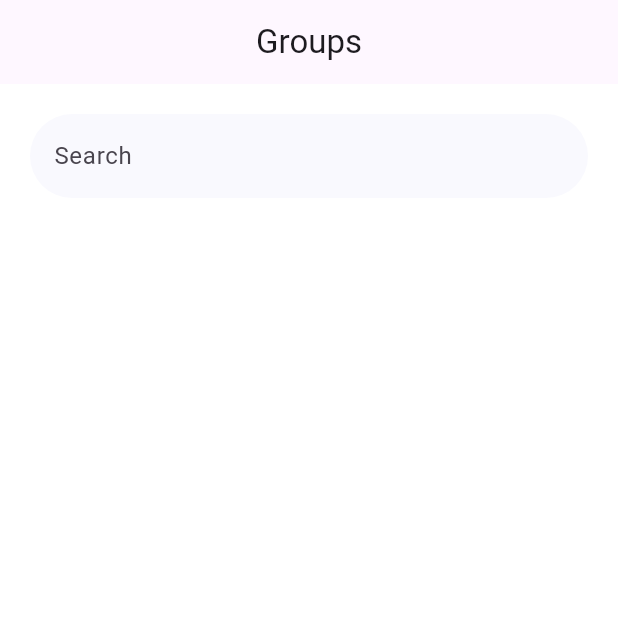
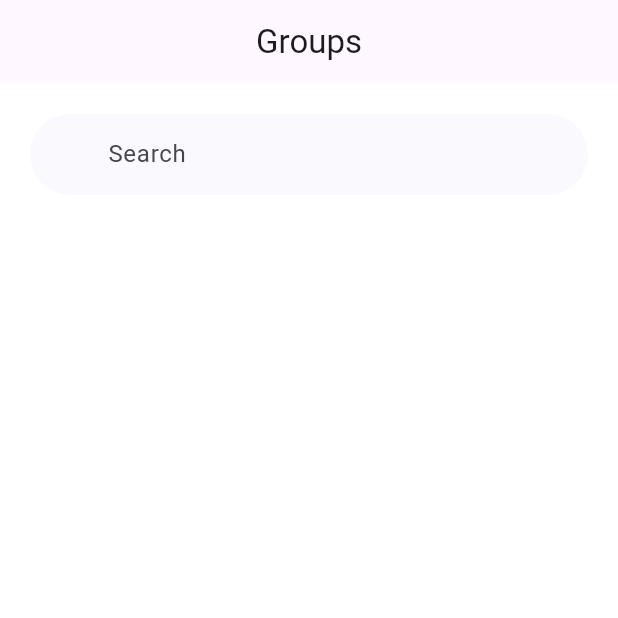
Before and after one commit to hooami/cookie-monster, a Flutter app: the screen it shows after launch, on a phone screen of 412 x 824 dp, the top half of it. Run offline on Flutter 3.47's test engine with Material 3 defaults, Android fonts, the phone set to English and light mode, and no system bars.

Commit message:
Add placeholder for icon

```diff
--- a/app/lib/pages/groups.dart
+++ b/app/lib/pages/groups.dart
@@ -12,6 +12,11 @@ class Groups extends StatelessWidget {
               margin: EdgeInsets.all(20),
               child: TextField(
                 decoration: InputDecoration(
+                  prefixIcon: Padding(
+                    padding: const EdgeInsets.all(12),
+                  ),
+                  contentPadding:
+                      EdgeInsets.symmetric(vertical: 15, horizontal: 20),
                   filled: true,
                   fillColor: Color.fromRGBO(249, 249, 254, 1),
                   // fillColor: Colors.black,
```
